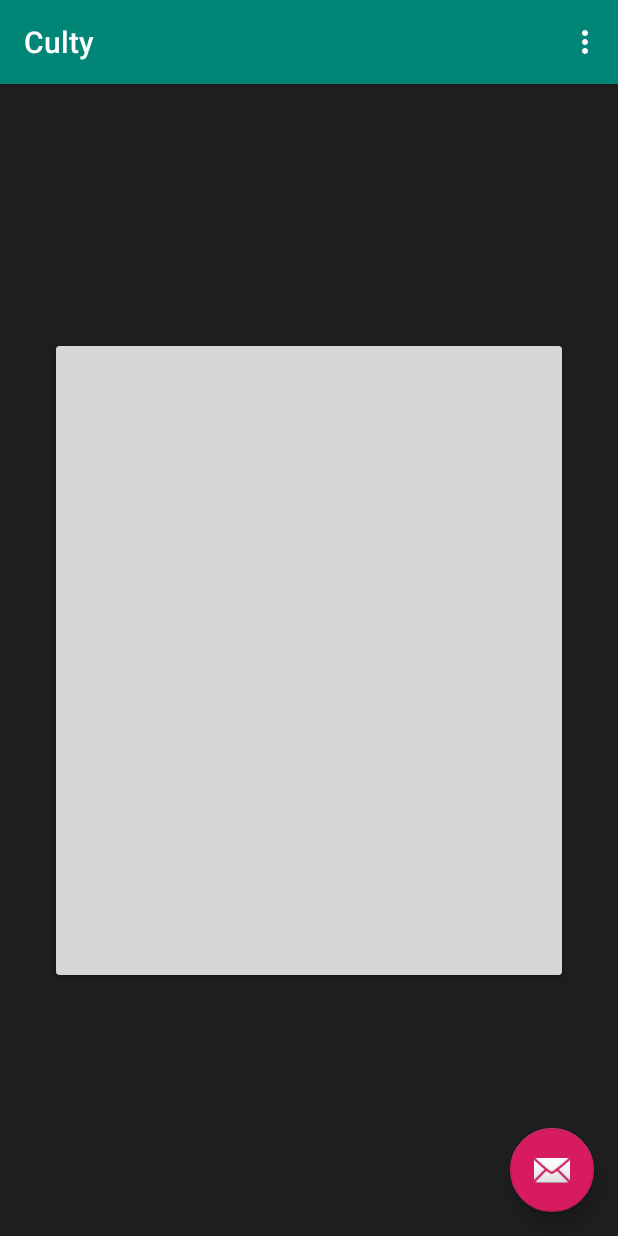
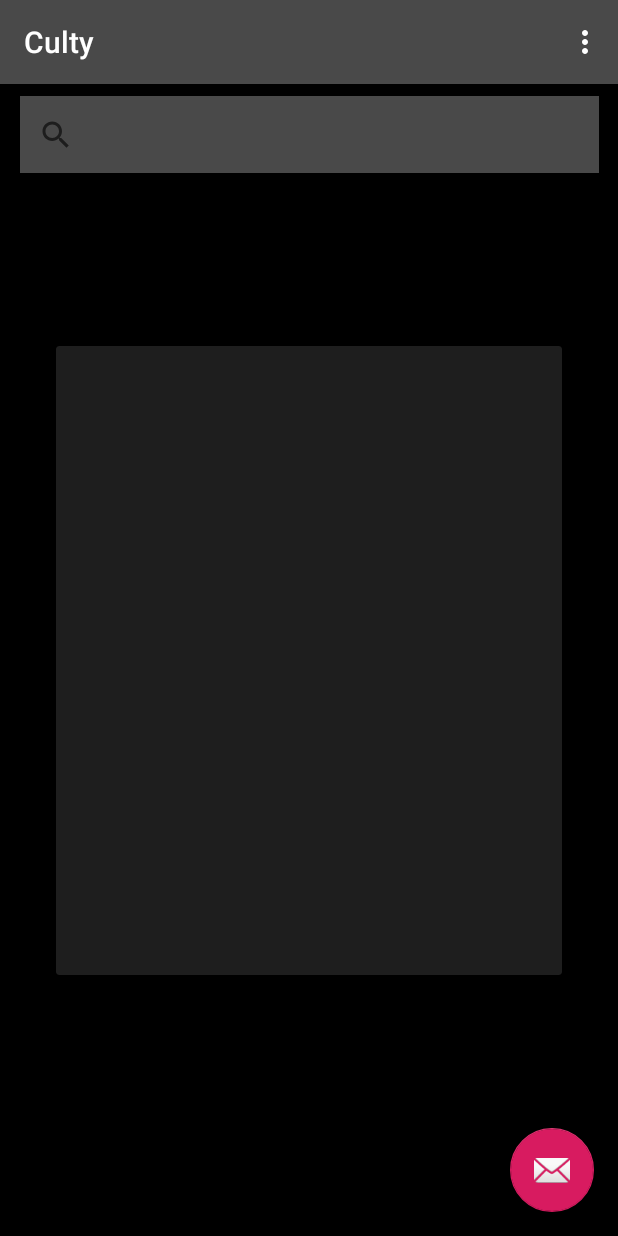
Before and after one commit to culty-corp/culty-android, an Android app: the screen it shows after launch (MainActivity), on a phone screen of 412 x 824 dp. Run offline under Robolectric (Android 15) with nearby library versions, the phone set to English and light mode, and no system bars.

Commit message:
Alterações na view principal
Colocando componente de busca, trocando a cor da toolbar.

```diff
--- a/solucao/app/src/main/res/layout/activity_main.xml
+++ b/solucao/app/src/main/res/layout/activity_main.xml
@@ -5,7 +5,7 @@
         xmlns:tools="http://schemas.android.com/tools"
         android:layout_width="match_parent"
         android:layout_height="match_parent"
-        android:background="@color/corCinzaEscuro"
+        android:background="@color/fundo"
         tools:context=".MainActivity">
 
     <android.support.design.widget.AppBarLayout
@@ -17,8 +17,8 @@
                 android:id="@+id/toolbar"
                 android:layout_width="match_parent"
                 android:layout_height="?attr/actionBarSize"
-                android:background="?attr/colorPrimary"
-                app:popupTheme="@style/AppTheme.PopupOverlay"/>
+                android:background="@color/corCinzaClaro"
+                app:popupTheme="@style/AppTheme.PopupOverlay" android:clickable="true"/>
 
     </android.support.design.widget.AppBarLayout>
 
--- a/solucao/app/src/main/res/layout/content_main.xml
+++ b/solucao/app/src/main/res/layout/content_main.xml
@@ -5,11 +5,16 @@
         xmlns:app="http://schemas.android.com/apk/res-auto"
         android:layout_width="match_parent"
         android:layout_height="match_parent"
-        xmlns:card_view="http://schemas.android.com/apk/res-auto"
         app:layout_behavior="@string/appbar_scrolling_view_behavior"
         tools:showIn="@layout/activity_main"
         tools:context=".MainActivity">
 
     <include layout="@layout/conteudo" tools:layout_editor_absoluteY="-118dp" tools:layout_editor_absoluteX="117dp"/>
+    <SearchView
+            android:layout_width="386dp"
+            android:layout_height="51dp" android:layout_marginTop="8dp"
+            app:layout_constraintTop_toTopOf="parent" app:layout_constraintEnd_toEndOf="parent"
+            android:layout_marginEnd="8dp" app:layout_constraintStart_toStartOf="parent"
+            android:layout_marginStart="8dp" android:background="@color/corCinzaClaro"/>
 
 </android.support.constraint.ConstraintLayout>
--- a/solucao/app/src/main/res/layout/conteudo.xml
+++ b/solucao/app/src/main/res/layout/conteudo.xml
@@ -13,7 +13,7 @@
     <android.support.v7.widget.CardView
             android:layout_width="337dp"
             android:layout_height="419dp"
-            card_view:cardBackgroundColor="@color/corCinzaMedio"
+            card_view:cardBackgroundColor="@color/corCinzaEscuro"
             android:layout_marginBottom="8dp" app:layout_constraintBottom_toBottomOf="parent"
             app:layout_constraintEnd_toEndOf="parent"
             android:layout_marginEnd="8dp" app:layout_constraintStart_toStartOf="parent"
--- a/solucao/app/src/main/res/menu/menu_main.xml
+++ b/solucao/app/src/main/res/menu/menu_main.xml
@@ -5,5 +5,6 @@
     <item android:id="@+id/action_settings"
           android:title="@string/action_settings"
           android:orderInCategory="100"
+          android:icon="@drawable/ic_launcher_foreground"
           app:showAsAction="never"/>
 </menu>
--- a/solucao/app/src/main/res/values/colors.xml
+++ b/solucao/app/src/main/res/values/colors.xml
@@ -3,6 +3,7 @@
     <color name="colorPrimary">#008577</color>
     <color name="colorPrimaryDark">#00574B</color>
     <color name="colorAccent">#D81B60</color>
+    <color name="fundo">#000000</color>
     <color name="corCinzaEscuro">#1E1E1E</color>
     <color name="corCinzaClaro">#494949</color>
     <color name="corLaranja">#FF9703</color>
```
